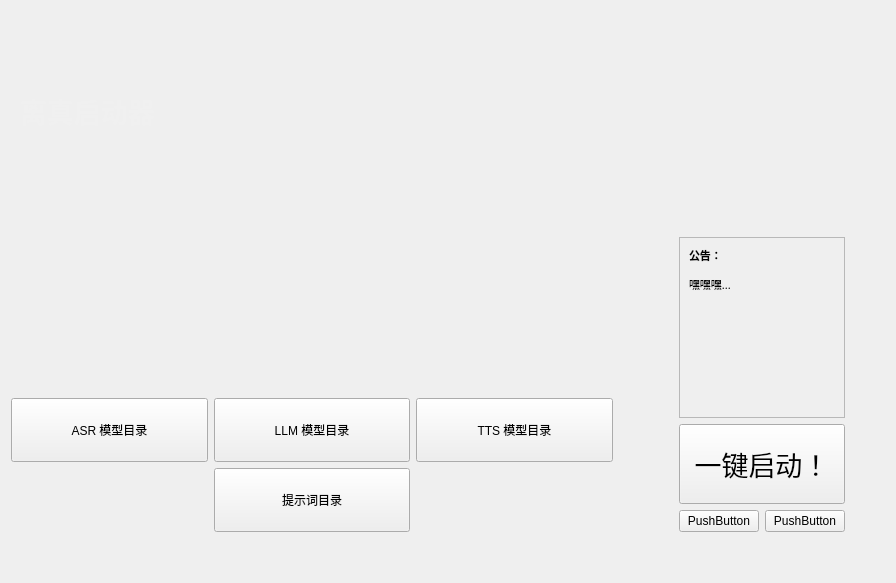
Qt form launcher/interfaces/ui/Start.ui (Stewitch/LiZhen) before a commit.
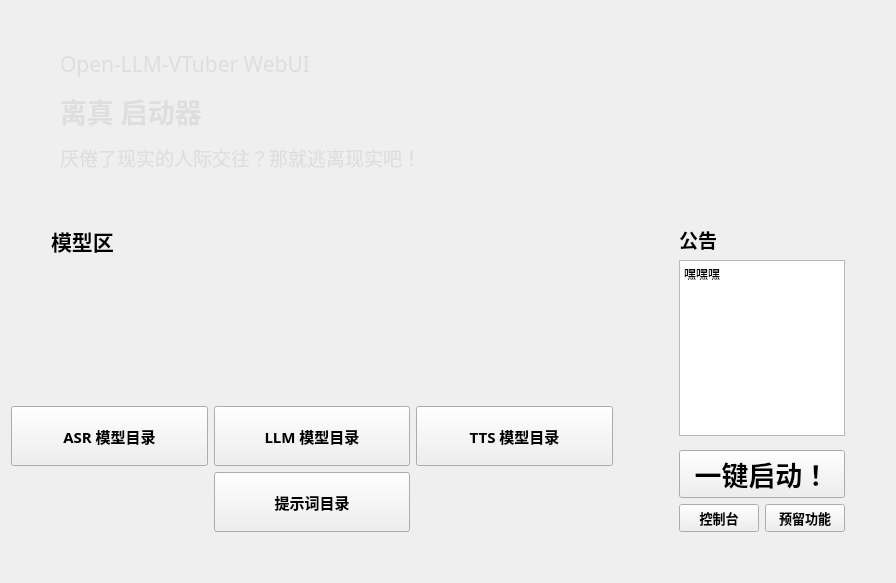
The same form after that commit. Custom widgets are drawn as their Qt base class.

Commit message: 0.3.0 添加字体路径支持，更新主题颜色为深色模式；重构日志系统以使用自定义输出流；优化界面字体设置；新增状态管理类；重构主窗口以支持控制台界面

Patch:
```diff
--- a/launcher/interfaces/ui/Start.ui
+++ b/launcher/interfaces/ui/Start.ui
@@ -37,11 +37,32 @@
      <property name="frameShadow">
       <enum>QFrame::Shadow::Plain</enum>
      </property>
-     <layout class="QVBoxLayout" name="verticalLayout_2">
+     <layout class="QHBoxLayout" name="horizontalLayout">
+      <item>
+       <spacer name="hInfoHSpacer">
+        <property name="orientation">
+         <enum>Qt::Orientation::Horizontal</enum>
+        </property>
+        <property name="sizeType">
+         <enum>QSizePolicy::Policy::Fixed</enum>
+        </property>
+        <property name="sizeHint" stdset="0">
+         <size>
+          <width>40</width>
+          <height>20</height>
+         </size>
+        </property>
+       </spacer>
+      </item>
       <item>
        <widget class="DisplayLabel" name="headerInfo">
+        <property name="font">
+         <font>
+          <family>阿里巴巴普惠体 R</family>
+         </font>
+        </property>
         <property name="text">
-         <string>&lt;html&gt;&lt;head/&gt;&lt;body&gt;&lt;p&gt;&lt;span style=&quot; font-size:20pt; font-weight:700; color:#f0f0f0;&quot;&gt;离真启动器&lt;/span&gt;&lt;/p&gt;&lt;/body&gt;&lt;/html&gt;</string>
+         <string>&lt;html&gt;&lt;head/&gt;&lt;body&gt;&lt;p&gt;&lt;span style=&quot; font-size:16pt; color:#dedede;&quot;&gt;Open-LLM-VTuber WebUI&lt;/span&gt;&lt;/p&gt;&lt;p&gt;&lt;span style=&quot; font-size:20pt; font-weight:700; color:#dedede;&quot;&gt;离真 启动器&lt;/span&gt;&lt;/p&gt;&lt;p&gt;&lt;span style=&quot; font-size:14pt; color:#dedede;&quot;&gt;厌倦了现实的人际交往？那就逃离现实吧！&lt;/span&gt;&lt;/p&gt;&lt;/body&gt;&lt;/html&gt;</string>
         </property>
        </widget>
       </item>
@@ -52,22 +73,9 @@
     <layout class="QHBoxLayout" name="pMain">
      <item>
       <layout class="QGridLayout" name="pDisplay">
-       <item row="2" column="0">
+       <item row="8" column="0">
         <layout class="QGridLayout" name="pFolders">
-         <item row="0" column="1">
-          <widget class="PushButton" name="LLMFolder">
-           <property name="sizePolicy">
-            <sizepolicy hsizetype="Minimum" vsizetype="Expanding">
-             <horstretch>0</horstretch>
-             <verstretch>0</verstretch>
-            </sizepolicy>
-           </property>
-           <property name="text">
-            <string>LLM 模型目录</string>
-           </property>
-          </widget>
-         </item>
-         <item row="1" column="1">
+         <item row="2" column="1">
           <widget class="PushButton" name="personaFolder">
            <property name="sizePolicy">
             <sizepolicy hsizetype="Minimum" vsizetype="Expanding">
@@ -75,12 +83,19 @@
              <verstretch>0</verstretch>
             </sizepolicy>
            </property>
+           <property name="font">
+            <font>
+             <family>阿里巴巴普惠体 R</family>
+             <pointsize>11</pointsize>
+             <bold>true</bold>
+            </font>
+           </property>
            <property name="text">
             <string>提示词目录</string>
            </property>
           </widget>
          </item>
-         <item row="0" column="0">
+         <item row="1" column="0">
           <widget class="PushButton" name="ASRFolder">
            <property name="sizePolicy">
             <sizepolicy hsizetype="Minimum" vsizetype="Expanding">
@@ -88,12 +103,19 @@
              <verstretch>0</verstretch>
             </sizepolicy>
            </property>
+           <property name="font">
+            <font>
+             <family>阿里巴巴普惠体 R</family>
+             <pointsize>11</pointsize>
+             <bold>true</bold>
+            </font>
+           </property>
            <property name="text">
             <string>ASR 模型目录</string>
            </property>
           </widget>
          </item>
-         <item row="0" column="2">
+         <item row="1" column="2">
           <widget class="PushButton" name="TTSFolder">
            <property name="sizePolicy">
             <sizepolicy hsizetype="Minimum" vsizetype="Expanding">
@@ -101,15 +123,42 @@
              <verstretch>0</verstretch>
             </sizepolicy>
            </property>
+           <property name="font">
+            <font>
+             <family>阿里巴巴普惠体 R</family>
+             <pointsize>11</pointsize>
+             <bold>true</bold>
+            </font>
+           </property>
            <property name="text">
             <string>TTS 模型目录</string>
            </property>
           </widget>
          </item>
+         <item row="1" column="1">
+          <widget class="PushButton" name="LLMFolder">
+           <property name="sizePolicy">
+            <sizepolicy hsizetype="Minimum" vsizetype="Expanding">
+             <horstretch>0</horstretch>
+             <verstretch>0</verstretch>
+            </sizepolicy>
+           </property>
+           <property name="font">
+            <font>
+             <family>阿里巴巴普惠体 R</family>
+             <pointsize>11</pointsize>
+             <bold>true</bold>
+            </font>
+           </property>
+           <property name="text">
+            <string>LLM 模型目录</string>
+           </property>
+          </widget>
+         </item>
         </layout>
        </item>
-       <item row="0" column="0">
-        <spacer name="mgVSpacerT2">
+       <item row="2" column="0">
+        <spacer name="tVSpacerB">
          <property name="orientation">
           <enum>Qt::Orientation::Vertical</enum>
          </property>
@@ -119,28 +168,12 @@
          <property name="sizeHint" stdset="0">
           <size>
            <width>20</width>
-           <height>40</height>
+           <height>5</height>
           </size>
          </property>
         </spacer>
        </item>
-       <item row="3" column="0">
-        <spacer name="mgVSpacerB2">
-         <property name="orientation">
-          <enum>Qt::Orientation::Vertical</enum>
-         </property>
-         <property name="sizeType">
-          <enum>QSizePolicy::Policy::Fixed</enum>
-         </property>
-         <property name="sizeHint" stdset="0">
-          <size>
-           <width>20</width>
-           <height>40</height>
-          </size>
-         </property>
-        </spacer>
-       </item>
-       <item row="1" column="0">
+       <item row="6" column="0">
         <layout class="QGridLayout" name="pModels">
          <item row="0" column="0">
           <widget class="ModelDisplayCard" name="ASRCard" native="true">
@@ -174,6 +207,88 @@
          </item>
         </layout>
        </item>
+       <item row="1" column="0">
+        <layout class="QHBoxLayout" name="modelTitle">
+         <item>
+          <spacer name="tMGHSpacerL">
+           <property name="orientation">
+            <enum>Qt::Orientation::Horizontal</enum>
+           </property>
+           <property name="sizeType">
+            <enum>QSizePolicy::Policy::Fixed</enum>
+           </property>
+           <property name="sizeHint" stdset="0">
+            <size>
+             <width>40</width>
+             <height>20</height>
+            </size>
+           </property>
+          </spacer>
+         </item>
+         <item>
+          <widget class="DisplayLabel" name="mTitleLabel">
+           <property name="font">
+            <font>
+             <family>阿里巴巴普惠体 R</family>
+             <pointsize>16</pointsize>
+             <bold>true</bold>
+            </font>
+           </property>
+           <property name="text">
+            <string>模型区</string>
+           </property>
+          </widget>
+         </item>
+        </layout>
+       </item>
+       <item row="0" column="0">
+        <spacer name="tVSpacerT">
+         <property name="orientation">
+          <enum>Qt::Orientation::Vertical</enum>
+         </property>
+         <property name="sizeType">
+          <enum>QSizePolicy::Policy::Fixed</enum>
+         </property>
+         <property name="sizeHint" stdset="0">
+          <size>
+           <width>20</width>
+           <height>8</height>
+          </size>
+         </property>
+        </spacer>
+       </item>
+       <item row="9" column="0">
+        <spacer name="mgVSpacerB2">
+         <property name="orientation">
+          <enum>Qt::Orientation::Vertical</enum>
+         </property>
+         <property name="sizeType">
+          <enum>QSizePolicy::Policy::Fixed</enum>
+         </property>
+         <property name="sizeHint" stdset="0">
+          <size>
+           <width>20</width>
+           <height>40</height>
+          </size>
+         </property>
+        </spacer>
+       </item>
+       <item row="7" column="0">
+        <spacer name="cFVSpacer">
+         <property name="orientation">
+          <enum>Qt::Orientation::Vertical</enum>
+         </property>
+         <property name="sizeType">
+          <enum>QSizePolicy::Policy::Fixed</enum>
+         </property>
+         <property name="sizeHint" stdset="0">
+          <size>
+           <width>20</width>
+           <height>5</height>
+          </size>
+         </property>
+        </spacer>
+       </item>
       </layout>
      </item>
      <item>
@@ -194,10 +309,110 @@
      </item>
      <item>
       <layout class="QGridLayout" name="pStart">
+       <item row="5" column="0">
+        <layout class="QGridLayout" name="mulitFunc">
+         <item row="0" column="0">
+          <widget class="PushButton" name="bButton">
+           <property name="font">
+            <font>
+             <family>阿里巴巴普惠体 R</family>
+             <pointsize>10</pointsize>
+             <bold>true</bold>
+            </font>
+           </property>
+           <property name="text">
+            <string>控制台</string>
+           </property>
+          </widget>
+         </item>
+         <item row="0" column="1">
+          <widget class="PushButton" name="aButton">
+           <property name="font">
+            <font>
+             <family>阿里巴巴普惠体 R</family>
+             <pointsize>10</pointsize>
+             <bold>true</bold>
+            </font>
+           </property>
+           <property name="text">
+            <string>预留功能</string>
+           </property>
+          </widget>
+         </item>
+        </layout>
+       </item>
+       <item row="1" column="0">
+        <widget class="DisplayLabel" name="bTitle">
+         <property name="sizePolicy">
+          <sizepolicy hsizetype="Preferred" vsizetype="Fixed">
+           <horstretch>0</horstretch>
+           <verstretch>0</verstretch>
+          </sizepolicy>
+         </property>
+         <property name="font">
+          <font>
+           <family>阿里巴巴普惠体 R</family>
+           <pointsize>14</pointsize>
+           <bold>true</bold>
+          </font>
+         </property>
+         <property name="text">
+          <string>公告</string>
+         </property>
+        </widget>
+       </item>
+       <item row="7" column="0">
+        <spacer name="mgVSpacerB">
+         <property name="orientation">
+          <enum>Qt::Orientation::Vertical</enum>
+         </property>
+         <property name="sizeType">
+          <enum>QSizePolicy::Policy::Fixed</enum>
+         </property>
+         <property name="sizeHint" stdset="0">
+          <size>
+           <width>20</width>
+           <height>40</height>
+          </size>
+         </property>
+        </spacer>
+       </item>
+       <item row="2" column="0">
+        <widget class="TextBrowser" name="broadcast">
+         <property name="sizePolicy">
+          <sizepolicy hsizetype="Ignored" vsizetype="Preferred">
+           <horstretch>0</horstretch>
+           <verstretch>0</verstretch>
+          </sizepolicy>
+         </property>
+         <property name="maximumSize">
+          <size>
+           <width>200</width>
+           <height>16777215</height>
+          </size>
+         </property>
+         <property name="font">
+          <font>
+           <family>阿里巴巴普惠体 R</family>
+           <pointsize>10</pointsize>
+          </font>
+         </property>
+         <property name="html">
+          <string>&lt;!DOCTYPE HTML PUBLIC &quot;-//W3C//DTD HTML 4.0//EN&quot; &quot;http://www.w3.org/TR/REC-html40/strict.dtd&quot;&gt;
+&lt;html&gt;&lt;head&gt;&lt;meta name=&quot;qrichtext&quot; content=&quot;1&quot; /&gt;&lt;meta charset=&quot;utf-8&quot; /&gt;&lt;style type=&quot;text/css&quot;&gt;
+p, li { white-space: pre-wrap; }
+hr { height: 1px; border-width: 0; }
+li.unchecked::marker { content: &quot;\2610&quot;; }
+li.checked::marker { content: &quot;\2612&quot;; }
+&lt;/style&gt;&lt;/head&gt;&lt;body style=&quot; font-family:'阿里巴巴普惠体 R'; font-size:10pt; font-weight:400; font-style:normal;&quot;&gt;
+&lt;p style=&quot; margin-top:0px; margin-bottom:0px; margin-left:0px; margin-right:0px; -qt-block-indent:0; text-indent:0px;&quot;&gt;&lt;span style=&quot; font-family:'Microsoft YaHei UI'; font-size:9pt;&quot;&gt;嘿嘿嘿&lt;/span&gt;&lt;/p&gt;&lt;/body&gt;&lt;/html&gt;</string>
+         </property>
+        </widget>
+       </item>
        <item row="4" column="0">
         <widget class="PrimaryPushButton" name="startButton">
          <property name="sizePolicy">
-          <sizepolicy hsizetype="Minimum" vsizetype="Fixed">
+          <sizepolicy hsizetype="Minimum" vsizetype="Expanding">
            <horstretch>0</horstretch>
            <verstretch>0</verstretch>
           </sizepolicy>
@@ -216,8 +431,9 @@
          </property>
          <property name="font">
           <font>
-           <family>微软雅黑</family>
+           <family>阿里巴巴普惠体 R</family>
            <pointsize>20</pointsize>
+           <bold>true</bold>
           </font>
          </property>
          <property name="text">
@@ -225,60 +441,8 @@
          </property>
         </widget>
        </item>
-       <item row="2" column="0">
-        <widget class="QFrame" name="pBoard">
-         <property name="minimumSize">
-          <size>
-           <width>0</width>
-           <height>120</height>
-          </size>
-         </property>
-         <property name="frameShape">
-          <enum>QFrame::Shape::StyledPanel</enum>
-         </property>
-         <property name="frameShadow">
-          <enum>QFrame::Shadow::Raised</enum>
-         </property>
-         <layout class="QVBoxLayout" name="verticalLayout_3">
-          <item>
-           <widget class="DisplayLabel" name="broadcast">
-            <property name="font">
-             <font>
-              <family>微软雅黑</family>
-              <pointsize>8</pointsize>
-             </font>
-            </property>
-            <property name="text">
-             <string>&lt;html&gt;&lt;head/&gt;&lt;body&gt;&lt;p&gt;&lt;span style=&quot; font-weight:700;&quot;&gt;公告：&lt;/span&gt;&lt;/p&gt;&lt;p&gt;嘿嘿嘿...&lt;/p&gt;&lt;/body&gt;&lt;/html&gt;</string>
-            </property>
-            <property name="alignment">
-             <set>Qt::AlignmentFlag::AlignLeading|Qt::AlignmentFlag::AlignLeft|Qt::AlignmentFlag::AlignTop</set>
-            </property>
-           </widget>
-          </item>
-         </layout>
-        </widget>
-       </item>
-       <item row="5" column="0">
-        <layout class="QGridLayout" name="mulitFunc">
-         <item row="0" column="0">
-          <widget class="PushButton" name="bButton">
-           <property name="text">
-            <string>PushButton</string>
-           </property>
-          </widget>
-         </item>
-         <item row="0" column="1">
-          <widget class="PushButton" name="aButton">
-           <property name="text">
-            <string>PushButton</string>
-           </property>
-          </widget>
-         </item>
-        </layout>
-       </item>
-       <item row="7" column="0">
-        <spacer name="mgVSpacerB">
+       <item row="0" column="0">
+        <spacer name="bTMGVspacerT">
          <property name="orientation">
           <enum>Qt::Orientation::Vertical</enum>
          </property>
@@ -288,13 +452,13 @@
          <property name="sizeHint" stdset="0">
           <size>
            <width>20</width>
-           <height>40</height>
+           <height>8</height>
           </size>
          </property>
         </spacer>
        </item>
-       <item row="1" column="0">
-        <spacer name="mgVSpacerT">
+       <item row="3" column="0">
+        <spacer name="bSMGVSpacer">
          <property name="orientation">
           <enum>Qt::Orientation::Vertical</enum>
          </property>
@@ -304,7 +468,7 @@
          <property name="sizeHint" stdset="0">
           <size>
            <width>20</width>
-           <height>20</height>
+           <height>8</height>
           </size>
          </property>
         </spacer>
@@ -332,6 +496,11 @@
   </layout>
  </widget>
  <customwidgets>
+  <customwidget>
+   <class>DisplayLabel</class>
+   <extends>QLabel</extends>
+   <header>qfluentwidgets</header>
+  </customwidget>
   <customwidget>
    <class>ModelDisplayCard</class>
    <extends>QWidget</extends>
@@ -349,8 +518,8 @@
    <header>qfluentwidgets</header>
   </customwidget>
   <customwidget>
-   <class>DisplayLabel</class>
-   <extends>QLabel</extends>
+   <class>TextBrowser</class>
+   <extends>QTextBrowser</extends>
    <header>qfluentwidgets</header>
   </customwidget>
  </customwidgets>
```
The commit also changes 22 other files.
